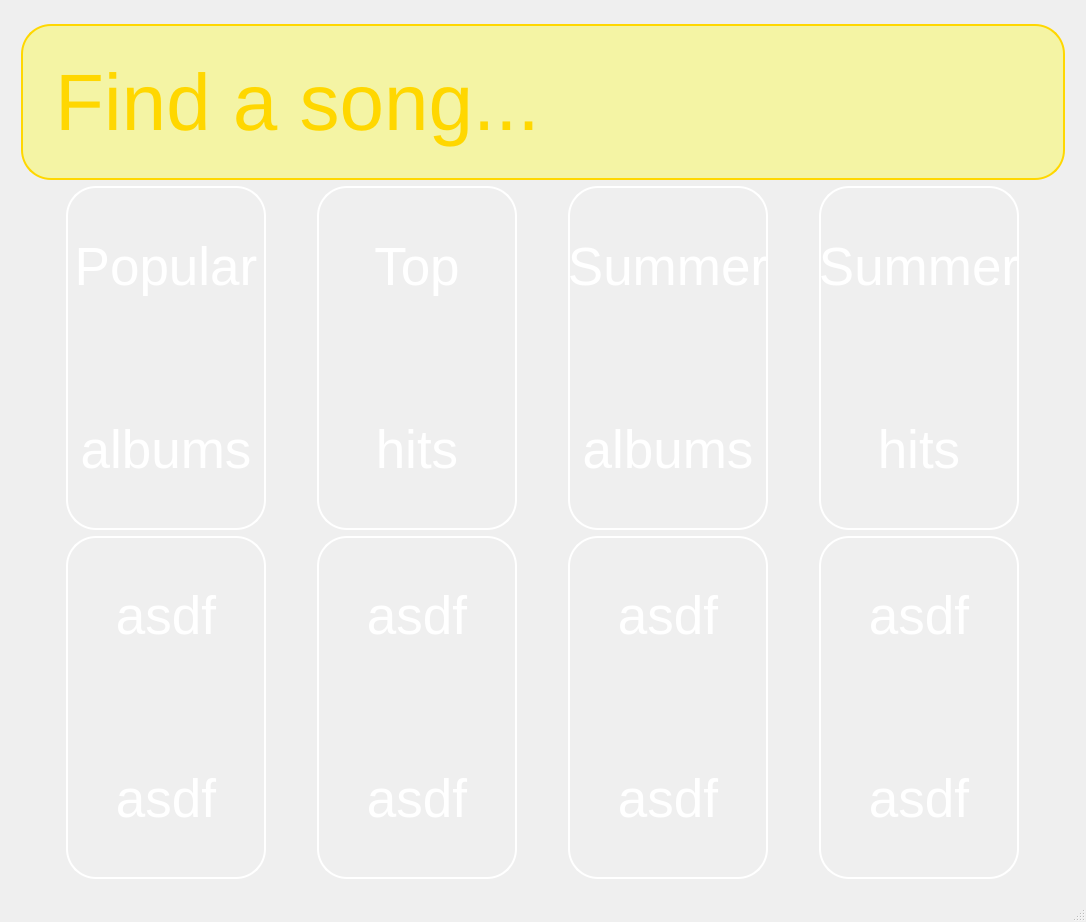
Above: ui/search_page/search_page.ui from incremen/CyberMusicStreaming before the change. Below: the same form after it.
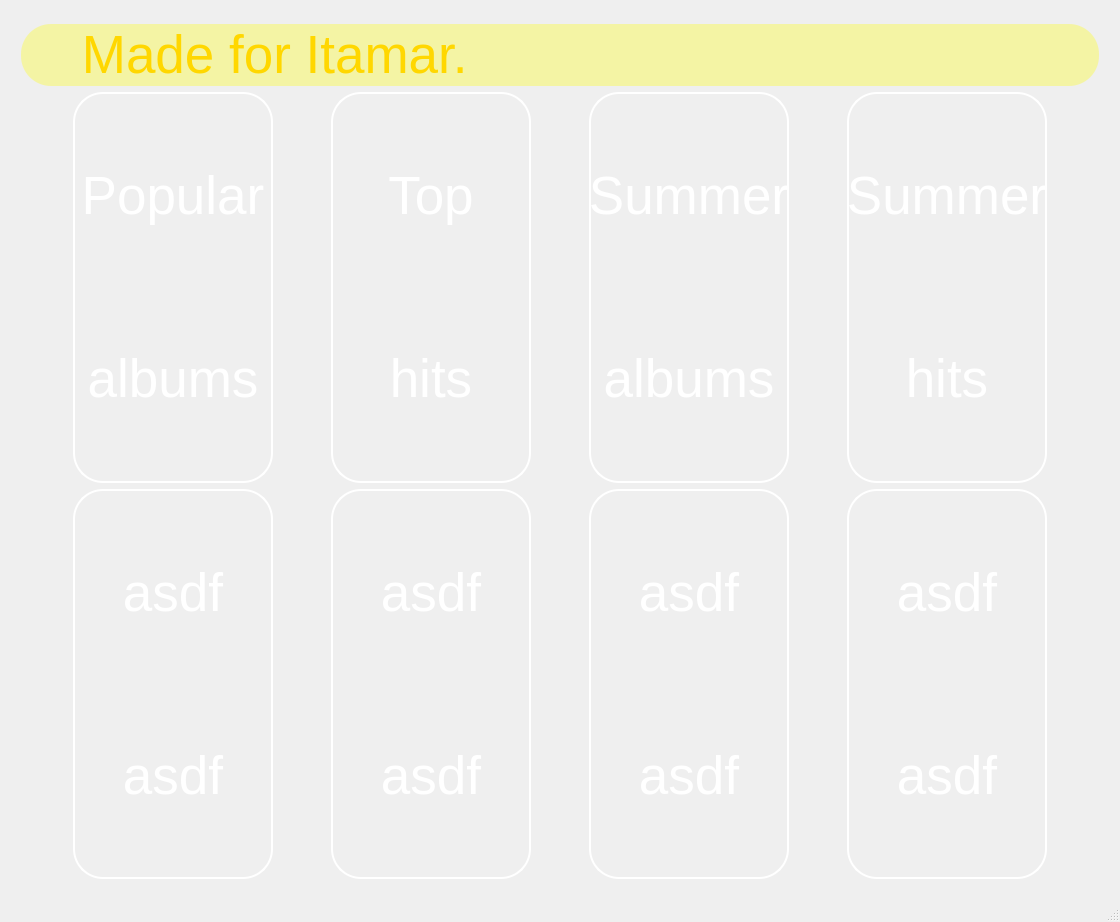
That is the form after the change. Icons and pictures are not drawn.

Commit message: successfully loads images to search page

The edit to the form file:
```diff
--- a/ui/search_page/search_page.ui
+++ b/ui/search_page/search_page.ui
@@ -6,7 +6,7 @@
    <rect>
     <x>0</x>
     <y>0</y>
-    <width>1086</width>
+    <width>1120</width>
     <height>922</height>
    </rect>
   </property>
@@ -55,27 +55,23 @@
          <property name="font">
           <font>
            <family>Arial</family>
-           <pointsize>60</pointsize>
+           <pointsize>40</pointsize>
           </font>
          </property>
          <property name="styleSheet">
           <string notr="true">QLineEdit {
  border: 2px solid gold;
  background-color: rgba(255, 255, 0, 80); 
- border-radius: 30px;
  color: gold;
- font-family: Arial;
- padding: 30px;
- box-shadow: 0px 0px 10px gold;
+border: none;
+border-radius:30px;
 }
 
-QLineEdit:focus {
- outline: 2px solid gold;
-}
+
 </string>
          </property>
          <property name="text">
-          <string>Find a song...</string>
+          <string>    Made for Itamar. </string>
          </property>
         </widget>
        </item>
@@ -120,7 +116,7 @@
          <item row="0" column="0">
           <widget class="QPushButton" name="pushButton">
            <property name="sizePolicy">
-            <sizepolicy hsizetype="Minimum" vsizetype="Minimum">
+            <sizepolicy hsizetype="Expanding" vsizetype="Minimum">
              <horstretch>0</horstretch>
              <verstretch>0</verstretch>
             </sizepolicy>
@@ -192,7 +188,7 @@
          <item row="1" column="0">
           <widget class="QPushButton" name="pushButton_9">
            <property name="sizePolicy">
-            <sizepolicy hsizetype="Minimum" vsizetype="Expanding">
+            <sizepolicy hsizetype="Expanding" vsizetype="Expanding">
              <horstretch>0</horstretch>
              <verstretch>0</verstretch>
             </sizepolicy>
@@ -242,6 +238,11 @@
            <property name="font">
             <font>
              <pointsize>40</pointsize>
+             <weight>50</weight>
+             <bold>false</bold>
+             <underline>false</underline>
+             <stylestrategy>PreferDefault</stylestrategy>
+             <kerning>true</kerning>
             </font>
            </property>
            <property name="styleSheet">
@@ -259,6 +260,9 @@
 
 hits</string>
            </property>
+           <property name="flat">
+            <bool>false</bool>
+           </property>
           </widget>
          </item>
          <item row="1" column="1">
```
Left out of the diff: 30 changed lines with no effect on the pictures. The commit also changes 2 other files.
